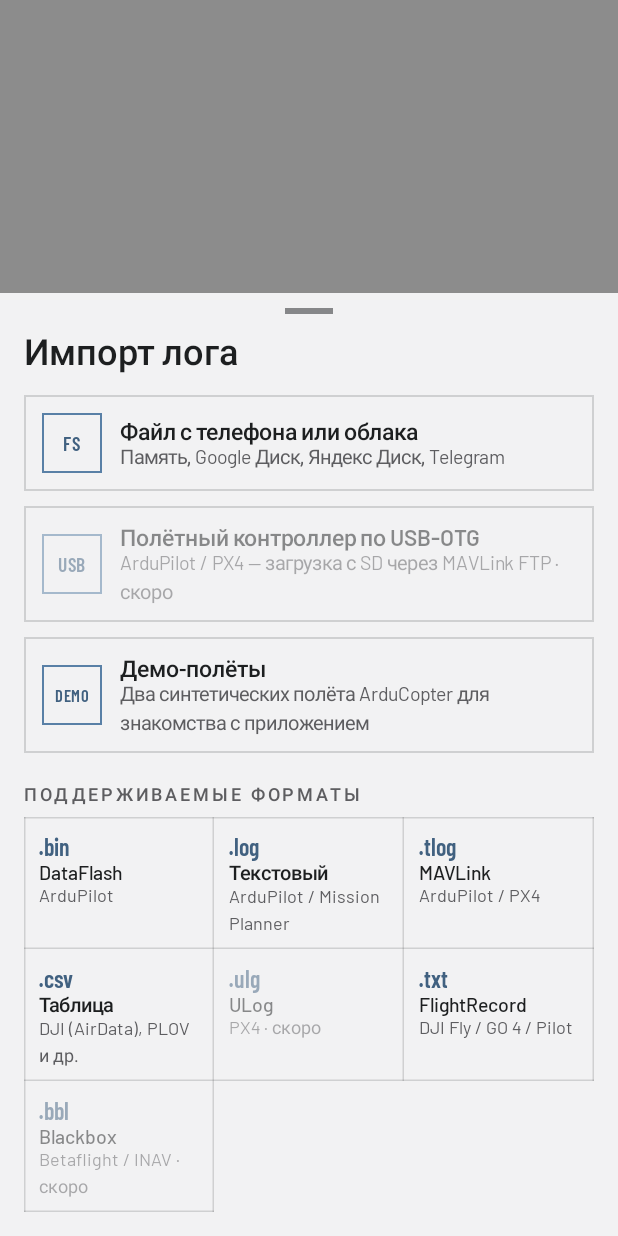
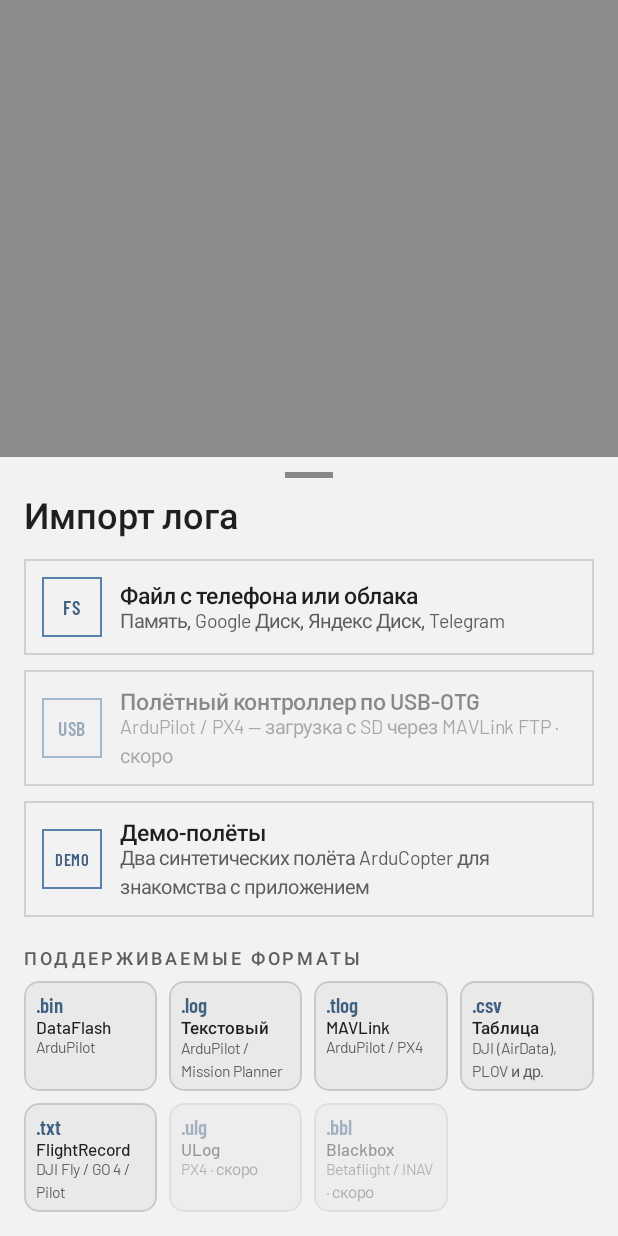
Before and after one commit to biholder/TO-maintenance, an Android app built with Jetpack Compose: the composable ImportSheet shown on its own in the app's theme, on a phone screen of 412 x 824 dp. Run offline under Robolectric (Android 15) with nearby library versions, the phone set to English and light mode, and no system bars.

Commit message:
Import sheet: separate rounded format tiles, inactive formats last
- format tiles are separate cards with 8 dp gaps, 10 dp corners, a hairline
  border and a light surface; 4 per row with smaller type, equal height per row
- supported formats come first, "coming soon" ones (.ulg, .bbl) at the end

Co-Authored-By: Claude Opus 5.5 <noreply@anthropic.com>
Claude-Session: https://claude.ai/code/session_017ti1YQAoSqGPBzuV38bwNT

```diff
--- a/flight-log-reader/native/app/src/main/java/app/flightlog/reader/screens/ImportSheet.kt
+++ b/flight-log-reader/native/app/src/main/java/app/flightlog/reader/screens/ImportSheet.kt
@@ -3,6 +3,12 @@ package app.flightlog.reader.screens
 import androidx.activity.compose.rememberLauncherForActivityResult
 import androidx.activity.result.contract.ActivityResultContracts
 import androidx.compose.foundation.background
+import androidx.compose.ui.draw.clip
+import androidx.compose.foundation.shape.RoundedCornerShape
+import androidx.compose.foundation.layout.height
+import androidx.compose.foundation.layout.fillMaxHeight
+import androidx.compose.foundation.layout.IntrinsicSize
+import androidx.compose.foundation.border
 import androidx.compose.foundation.clickable
 import androidx.compose.foundation.interaction.MutableInteractionSource
 import androidx.compose.foundation.layout.Arrangement
@@ -28,19 +34,19 @@ import app.flightlog.reader.AppViewModel
 import app.flightlog.reader.ui.Kicker
 import app.flightlog.reader.ui.T
 import app.flightlog.reader.ui.Type
-import app.flightlog.reader.ui.ValueGrid
 import app.flightlog.reader.ui.hairline
 import app.flightlog.reader.ui.tk
 
+/** Поддерживаемые форматы: сначала работающие, в конце — «скоро». */
 private val FORMATS = listOf(
     Triple(".bin", "DataFlash", "ArduPilot"),
     Triple(".log", "Текстовый", "ArduPilot / Mission Planner"),
     Triple(".tlog", "MAVLink", "ArduPilot / PX4"),
     Triple(".csv", "Таблица", "DJI (AirData), PLOV и др."),
+    Triple(".txt", "FlightRecord", "DJI Fly / GO 4 / Pilot"),
     Triple(".ulg", "ULog", "PX4 · скоро"),
-    Triple(".txt", "FlightRecord", "DJI Fly / GO 4 / Pilot"),
     Triple(".bbl", "Blackbox", "Betaflight / INAV · скоро"),
-)
+).sortedBy { it.third.endsWith("скоро") }
 
 @Composable
 fun ImportSheet(vm: AppViewModel) {
@@ -71,15 +77,7 @@ fun ImportSheet(vm: AppViewModel) {
                 }
             }
             Kicker("Поддерживаемые форматы", Modifier.padding(top = 20.dp, bottom = 8.dp))
-            ValueGrid(3, FORMATS.map { (ext, name, src) ->
-                @Composable {
-                    Column(Modifier.padding(10.dp).alpha(if (src.endsWith("скоро")) 0.5f else 1f)) {
-                        T(ext, Type.cond(16.sp), tk.act)
-                        T(name, Type.body(13.sp, FontWeight.Medium))
-                        T(src, Type.body(12.sp), tk.mu, maxLines = 2)
-                    }
-                }
-            })
+            FormatTiles()
         }
     }
 }
@@ -101,3 +99,28 @@ private fun SourceRow(tag: String, title: String, sub: String, enabled: Boolean
         }
     }
 }
+
+/** Отдельные скруглённые плитки форматов, 4 в ряд; плитки в ряду одной высоты. */
+@Composable
+private fun FormatTiles(columns: Int = 4) {
+    val shape = RoundedCornerShape(10.dp)
+    Column(verticalArrangement = Arrangement.spacedBy(8.dp)) {
+        FORMATS.chunked(columns).forEach { row ->
+            Row(Modifier.fillMaxWidth().height(IntrinsicSize.Min), horizontalArrangement = Arrangement.spacedBy(8.dp)) {
+                row.forEach { (ext, name, src) ->
+                    val soon = src.endsWith("скоро")
+                    Column(
+                        Modifier.weight(1f).fillMaxHeight().alpha(if (soon) 0.45f else 1f)
+                            .clip(shape).background(tk.sf).border(1.dp, tk.dv, shape)
+                            .padding(horizontal = 8.dp, vertical = 7.dp),
+                    ) {
+                        T(ext, Type.cond(14.sp), tk.act)
+                        T(name, Type.body(11.5.sp, FontWeight.Medium), maxLines = 1)
+                        T(src, Type.body(10.5.sp), tk.mu, maxLines = 2)
+                    }
+                }
+                repeat(columns - row.size) { Box(Modifier.weight(1f)) }
+            }
+        }
+    }
+}
```
